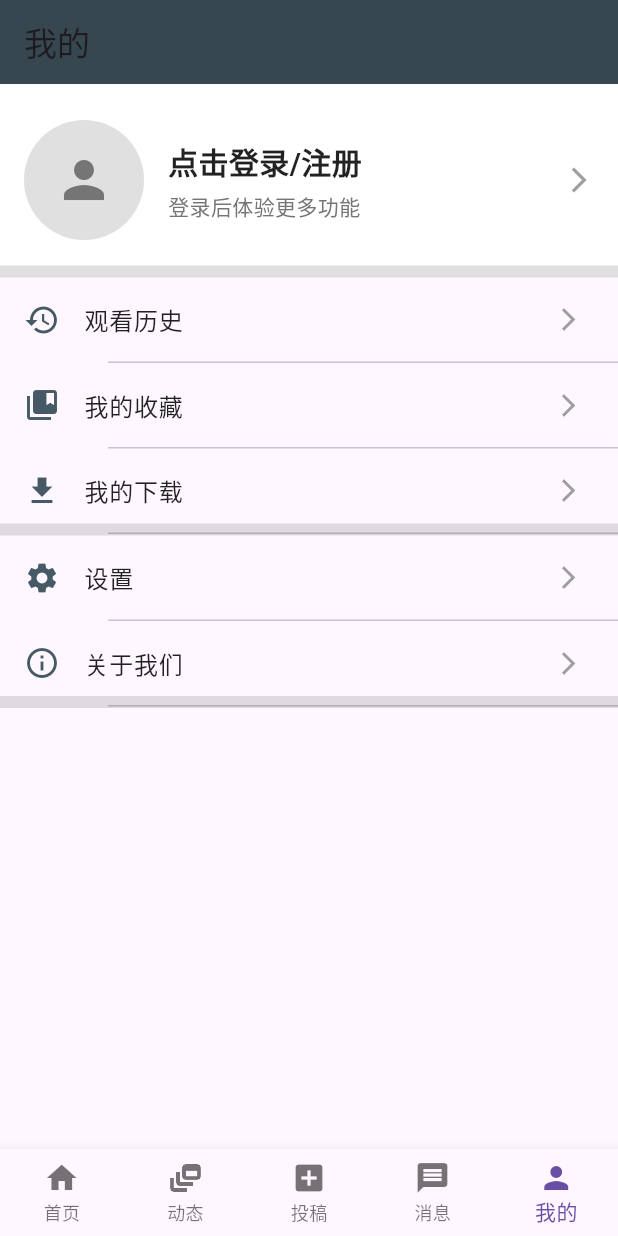
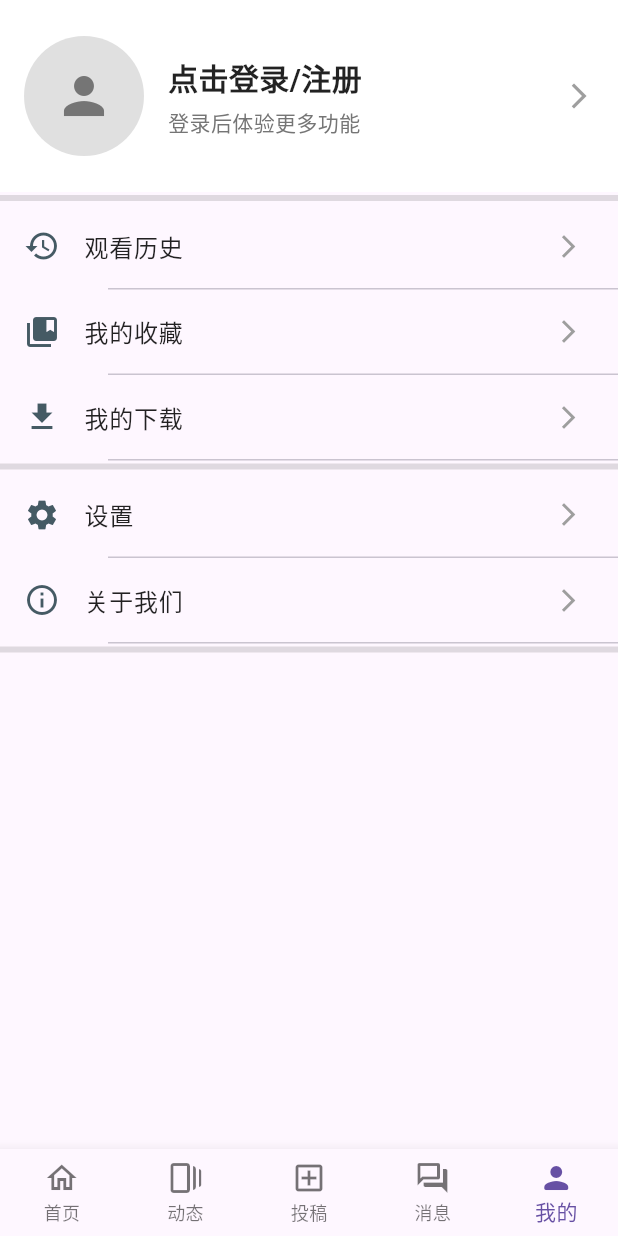
Before and after one commit to OncFuturee/Metaverse-Client, a Flutter app: the screen it shows after launch, item 5 of the bottom bar chosen, on a phone screen of 412 x 824 dp. Run offline on Flutter 3.47's test engine with Material 3 defaults, Android fonts, the phone set to English and light mode, and no system bars; our stand-ins replace auto_route, dartz, get_it, hive, shared_preferences; accounts and stored records are empty; network calls fail.

Commit message:
更新图标

```diff
--- a/lib/main.dart
+++ b/lib/main.dart
@@ -10,7 +10,7 @@ import 'package:metaverse_client/presentation/viewmodels/category_viewmodel.dart
 import 'package:metaverse_client/presentation/viewmodels/userinfo_viewmodel.dart';
 
 void main() async {
-  WidgetsFlutterBinding.ensureInitialized();
+  WidgetsFlutterBinding.ensureInitialized(); // 确保Flutter引擎已初始化
   await configureDependencies();
   runApp(
     MultiProvider(
@@ -35,7 +35,7 @@ class MetaverseApp extends StatelessWidget {
   @override
   Widget build(BuildContext context) {
     return MaterialApp.router(
-      title: 'Metaverse Client',
+      title: 'Metaverse 客户端',
       theme: ThemeData(primarySwatch: Colors.blue),
       routerConfig: _appRouter.config(),
       debugShowCheckedModeBanner: false,
--- a/lib/presentation/pages/profile_page.dart
+++ b/lib/presentation/pages/profile_page.dart
@@ -14,17 +14,12 @@ class ProfilePage extends StatelessWidget {
     final userInfo = Provider.of<UserinfoViewmodel>(context);
 
     return Scaffold(
-      appBar: AppBar(
-        title: const Text('我的'),
-        backgroundColor: Colors.blueGrey[800],
-        elevation: 0,
-      ),
       body: SingleChildScrollView(
         child: Column(
           children: [
             // --- 用户信息区域 ---
             _buildUserInfoSection(context, userInfo),
-            const Divider(height: 1, thickness: 8, color: Colors.black12), // 分隔线
+            const Divider(height: 8, thickness: 4, color: Colors.black12), // 分隔线
 
             // --- 功能入口列表 ---
             _buildFeatureTile(
@@ -52,7 +47,7 @@ class ProfilePage extends StatelessWidget {
                 AutoRouter.of(context).push(const DownloadsRoute());
               },
             ),
-            const Divider(height: 1, thickness: 8, color: Colors.black12),
+            const Divider(height: 8, thickness: 4, color: Colors.black12),
 
             _buildFeatureTile(
               context,
@@ -70,7 +65,7 @@ class ProfilePage extends StatelessWidget {
                 AutoRouter.of(context).push(const AboutRoute());
               },
             ),
-            const Divider(height: 1, thickness: 8, color: Colors.black12),
+            const Divider(height: 8, thickness: 4, color: Colors.black12),
 
             // --- 退出登录按钮 (仅当已登录时显示) ---
             if (userInfo.isLoggedIn)
--- a/lib/presentation/screen/main_screen.dart
+++ b/lib/presentation/screen/main_screen.dart
@@ -55,11 +55,31 @@ class _MainPageState extends State<MainScreen> {
         currentIndex: _currentIndex,
         type: BottomNavigationBarType.fixed,
         items: const [
-          BottomNavigationBarItem(icon: Icon(Icons.home), label: '首页'),
-          BottomNavigationBarItem(icon: Icon(Icons.dynamic_feed), label: '动态'),
-          BottomNavigationBarItem(icon: Icon(Icons.add_box), label: '投稿'),
-          BottomNavigationBarItem(icon: Icon(Icons.message), label: '消息'),
-          BottomNavigationBarItem(icon: Icon(Icons.person), label: '我的'),
+          BottomNavigationBarItem(
+            icon: Icon(Icons.home_outlined),
+            label: '首页',
+            activeIcon: Icon(Icons.home_rounded),
+          ),
+          BottomNavigationBarItem(
+            icon: Icon(Icons.web_stories_outlined),
+            label: '动态',
+            activeIcon: Icon(Icons.web_stories_rounded),
+          ),
+          BottomNavigationBarItem(
+            icon: Icon(Icons.add_box_outlined),
+            label: '投稿',
+            activeIcon: Icon(Icons.add_box_rounded),
+          ),
+          BottomNavigationBarItem(
+            icon: Icon(Icons.forum_outlined),
+            label: '消息',
+            activeIcon: Icon(Icons.forum_rounded),
+          ),
+          BottomNavigationBarItem(
+            icon: Icon(Icons.person_outline),
+            label: '我的',
+            activeIcon: Icon(Icons.person_rounded),
+          ),
         ],
         onTap: (i) => setState(() => _currentIndex = i),
       ),
--- a/lib/presentation/screen/search_screen.dart
+++ b/lib/presentation/screen/search_screen.dart
@@ -67,6 +67,8 @@ class _SearchScreenState extends State<SearchScreen> {
             Expanded(
               child: TextField(
                 controller: _searchController,
+                maxLines: 1,
+                style: const TextStyle(fontSize: 12.0),
                 decoration: InputDecoration(
                   hintText: '搜索',
                   border: OutlineInputBorder(
@@ -75,8 +77,9 @@ class _SearchScreenState extends State<SearchScreen> {
                   ),
                   filled: true,
                   fillColor: Colors.grey[200],
+                  isCollapsed: true, // 是否折叠 true：包裹内容，false：占满空间
                   contentPadding:
-                      const EdgeInsets.symmetric(horizontal: 20.0, vertical: 0),
+                      const EdgeInsets.symmetric(horizontal: 20.0, vertical: 14.0),
                 ),
                 onSubmitted: _performSearch, // Search when enter is pressed
               ),
--- a/lib/routes/app_router.dart
+++ b/lib/routes/app_router.dart
@@ -31,6 +31,6 @@ class AppRouter extends _$AppRouter {
         AutoRoute(page: DownloadsRoute.page, path: '/downloads', guards: [authGuard]),
         AutoRoute(page: SettingsRoute.page, path: '/settings', guards: [authGuard]),
         AutoRoute(page: UserInfoRoute.page, path: '/user-info/:id', guards: [authGuard]), // 带有参数的路由
-        AutoRoute(page: AboutRoute.page, path: '/about', guards: [authGuard]),
+        AutoRoute(page: AboutRoute.page, path: '/about'),
       ];
 }
```
